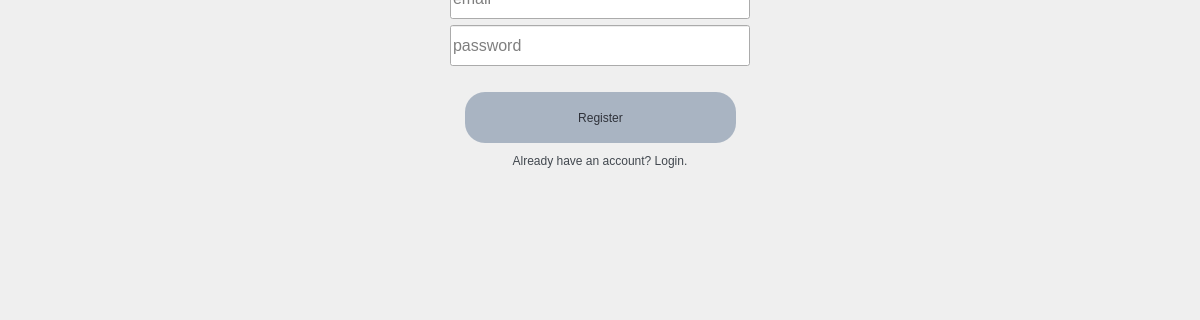
Old version of the form create_account.ui in the repository Drewfett/FlashcardsNEA; both pictures show x 0 to 1200 and y 194 to 514 of the 1200 by 800 pixel window.
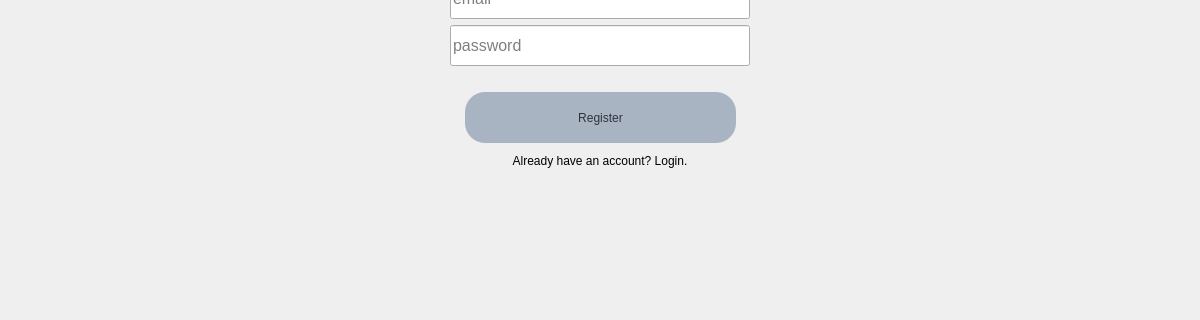
New version of the form.

```diff
--- a/create_account.ui
+++ b/create_account.ui
@@ -327,7 +327,7 @@
      <property name="styleSheet">
       <string notr="true">border : 0;
 background: transparent;
-color:rgb(65, 71, 78)</string>
+</string>
      </property>
      <property name="text">
       <string>Already have an account? Login.</string>
```
